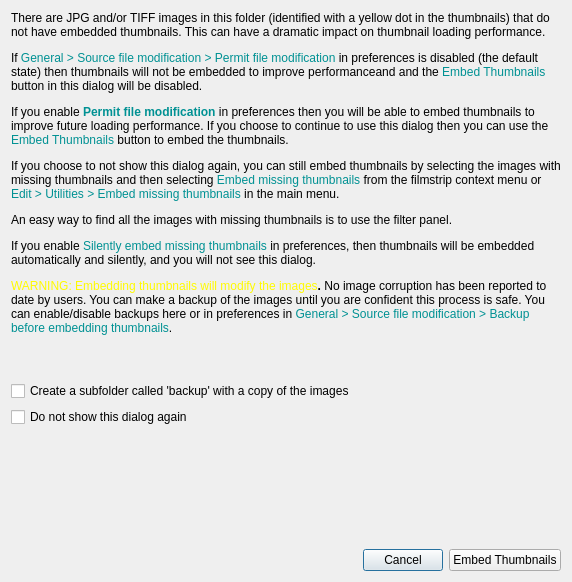
The window that Dialogs/addthumbnailsdlg.ui (towhee/Winnow64) describes before a commit, drawn with Qt 5.
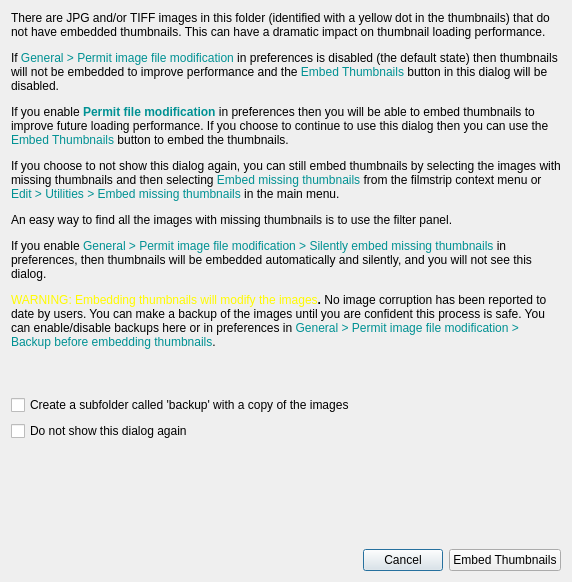
The same window after the commit.

What changed in the file:
```diff
--- a/Dialogs/addthumbnailsdlg.ui
+++ b/Dialogs/addthumbnailsdlg.ui
@@ -19,7 +19,7 @@
      <item>
       <widget class="QLabel" name="label">
        <property name="text">
-        <string>&lt;html&gt;&lt;head/&gt;&lt;body&gt;&lt;p&gt;There are JPG and/or TIFF images in this folder (identified with a yellow dot in the thumbnails) that do not have embedded thumbnails. This can have a dramatic impact on thumbnail loading performance. &lt;/p&gt;&lt;p&gt;If &lt;span style=&quot; color:#009193;&quot;&gt;General &amp;gt; Source file modification &amp;gt; Permit file modification&lt;/span&gt; in preferences is disabled (the default state) then thumbnails will not be embedded to improve performanceand and the &lt;span style=&quot; color:#009193;&quot;&gt;Embed Thumbnails&lt;/span&gt; button in this dialog will be disabled.&lt;/p&gt;&lt;p&gt;If you enable &lt;span style=&quot; font-weight:700; color:#009193;&quot;&gt;Permit file modification&lt;/span&gt; in preferences then you will be able to embed thumbnails to improve future loading performance. If you choose to continue to use this dialog then you can use the &lt;span style=&quot; color:#009193;&quot;&gt;Embed Thumbnails&lt;/span&gt; button to embed the thumbnails.&lt;/p&gt;&lt;p&gt;If you choose to not show this dialog again, you can still embed thumbnails by selecting the images with missing thumbnails and then selecting &lt;span style=&quot; color:#009193;&quot;&gt;Embed missing thumbnails&lt;/span&gt; from the filmstrip context menu or &lt;span style=&quot; color:#009193;&quot;&gt;Edit &amp;gt; Utilities &amp;gt; Embed missing thumbnails&lt;/span&gt; in the main menu. &lt;/p&gt;&lt;p&gt;An easy way to find all the images with missing thumbnails is to use the filter panel.&lt;/p&gt;&lt;p&gt;If you enable &lt;span style=&quot; color:#009193;&quot;&gt;Silently embed missing thumbnails&lt;/span&gt; in preferences, then thumbnails will be embedded automatically and silently, and you will not see this dialog.&lt;/p&gt;&lt;p&gt;&lt;span style=&quot; color:#fffb00;&quot;&gt;WARNING: Embedding thumbnails will modify the images&lt;/span&gt;&lt;span style=&quot; font-weight:700;&quot;&gt;. &lt;/span&gt;No image corruption has been reported to date by users. You can make a backup of the images until you are confident this process is safe. You can enable/disable backups here or in preferences in &lt;span style=&quot; color:#009193;&quot;&gt;General &amp;gt; Source file modification &amp;gt; Backup before embedding thumbnails&lt;/span&gt;.&lt;/p&gt;&lt;/body&gt;&lt;/html&gt;</string>
+        <string>&lt;html&gt;&lt;head/&gt;&lt;body&gt;&lt;p&gt;There are JPG and/or TIFF images in this folder (identified with a yellow dot in the thumbnails) that do not have embedded thumbnails. This can have a dramatic impact on thumbnail loading performance. &lt;/p&gt;&lt;p&gt;If &lt;span style=&quot; color:#009193;&quot;&gt;General &amp;gt; Permit image file modification&lt;/span&gt; in preferences is disabled (the default state) then thumbnails will not be embedded to improve performance and the &lt;span style=&quot; color:#009193;&quot;&gt;Embed Thumbnails&lt;/span&gt; button in this dialog will be disabled.&lt;/p&gt;&lt;p&gt;If you enable &lt;span style=&quot; font-weight:700; color:#009193;&quot;&gt;Permit file modification&lt;/span&gt; in preferences then you will be able to embed thumbnails to improve future loading performance. If you choose to continue to use this dialog then you can use the &lt;span style=&quot; color:#009193;&quot;&gt;Embed Thumbnails&lt;/span&gt; button to embed the thumbnails.&lt;/p&gt;&lt;p&gt;If you choose to not show this dialog again, you can still embed thumbnails by selecting the images with missing thumbnails and then selecting &lt;span style=&quot; color:#009193;&quot;&gt;Embed missing thumbnails&lt;/span&gt; from the filmstrip context menu or &lt;span style=&quot; color:#009193;&quot;&gt;Edit &amp;gt; Utilities &amp;gt; Embed missing thumbnails&lt;/span&gt; in the main menu. &lt;/p&gt;&lt;p&gt;An easy way to find all the images with missing thumbnails is to use the filter panel.&lt;/p&gt;&lt;p&gt;If you enable &lt;span style=&quot; color:#009193;&quot;&gt;General &amp;gt; Permit image file modification &amp;gt; Silently embed missing thumbnails&lt;/span&gt; in preferences, then thumbnails will be embedded automatically and silently, and you will not see this dialog.&lt;/p&gt;&lt;p&gt;&lt;span style=&quot; color:#fffb00;&quot;&gt;WARNING: Embedding thumbnails will modify the images&lt;/span&gt;&lt;span style=&quot; font-weight:700;&quot;&gt;. &lt;/span&gt;No image corruption has been reported to date by users. You can make a backup of the images until you are confident this process is safe. You can enable/disable backups here or in preferences in &lt;span style=&quot; color:#009193;&quot;&gt;General &amp;gt; Permit image file modification &amp;gt; Backup before embedding thumbnails&lt;/span&gt;.&lt;/p&gt;&lt;/body&gt;&lt;/html&gt;</string>
        </property>
        <property name="alignment">
         <set>Qt::AlignLeading|Qt::AlignLeft|Qt::AlignTop</set>
```
